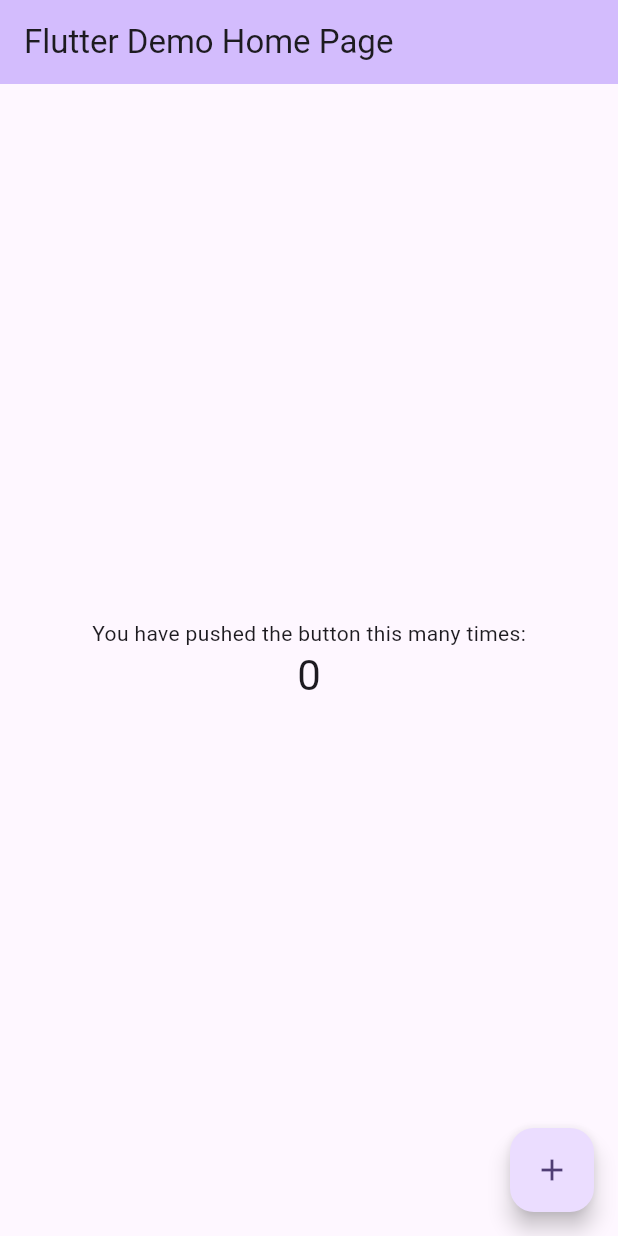
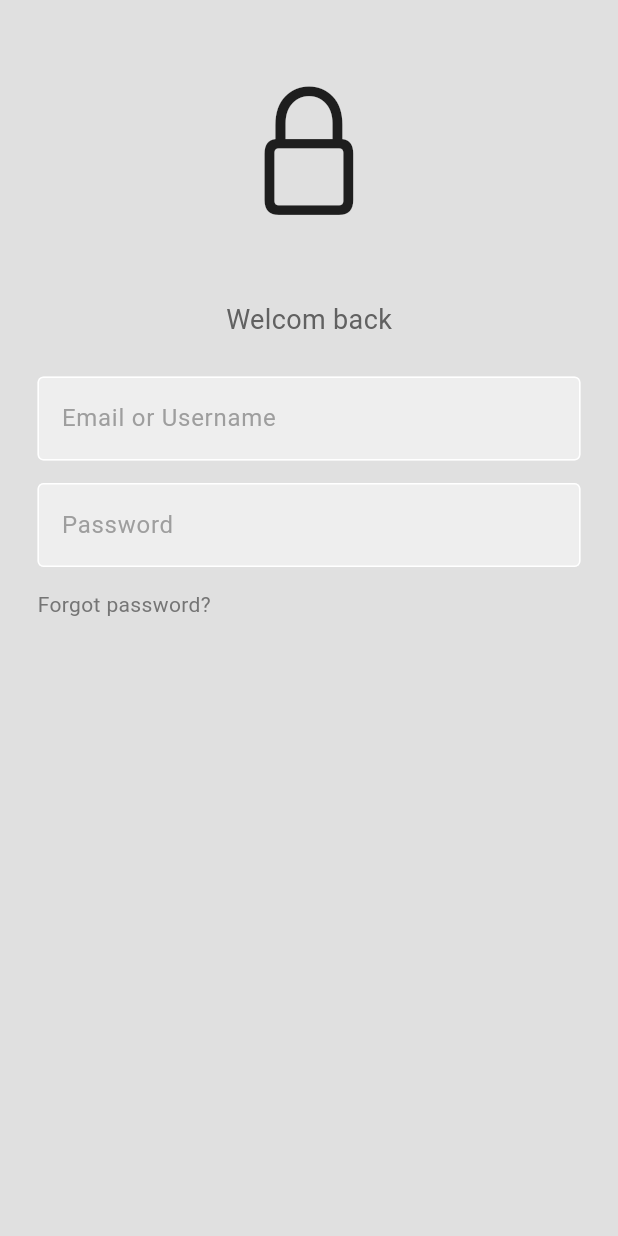
Before and after one commit to SamiDev016/authentification-flutter-, a Flutter app: the screen it shows after launch, on a phone screen of 412 x 824 dp. Run offline on Flutter 3.47's test engine with Material 3 defaults, Android fonts, the phone set to English and light mode, and no system bars.

Commit message:
almost in login page

```diff
--- /dev/null
+++ b/lib/components/my_button.dart
@@ -0,0 +1,10 @@
+import 'package:flutter/material.dart';
+
+class MyButton extends StatelessWidget {
+  const MyButton({super.key});
+
+  @override
+  Widget build(BuildContext context) {
+    return const Placeholder();
+  }
+}
--- /dev/null
+++ b/lib/components/my_text_field.dart
@@ -0,0 +1,31 @@
+import 'package:flutter/material.dart';
+
+class MyTextField extends StatelessWidget {
+  const MyTextField({super.key, required this.hintText, required this.isPassword, required this.controller});
+  final String hintText;
+  final bool isPassword;
+  final TextEditingController controller;
+
+  @override
+  Widget build(BuildContext context) {
+    return Padding(
+                padding: const EdgeInsets.symmetric(horizontal: 25),
+                child: TextField(
+                  controller: controller,
+                  obscureText: isPassword ? true : false,
+                  decoration: InputDecoration(
+                    enabledBorder: const OutlineInputBorder(
+                      borderSide: BorderSide(color: Colors.white)
+                    ),
+                    focusedBorder: OutlineInputBorder(
+                      borderSide: BorderSide(color: Colors.grey.shade400)
+                    ),
+                    fillColor: Colors.grey.shade200,
+                    filled: true,
+                    hintText: hintText,
+                    hintStyle: TextStyle(color: Colors.grey[500]),
+                  ),
+                ),
+              );
+  }
+}
--- a/lib/main.dart
+++ b/lib/main.dart
@@ -1,3 +1,6 @@
+import 'package:authentification_design/pages/login_page.dart';
+import 'package:authentification_design/theme/dark_mode.dart';
+import 'package:authentification_design/theme/light_mode.dart';
 import 'package:flutter/material.dart';
 
 void main() {
@@ -11,115 +14,10 @@
   @override
   Widget build(BuildContext context) {
     return MaterialApp(
-      title: 'Flutter Demo',
-      theme: ThemeData(
-        // This is the theme of your application.
-        //
-        // TRY THIS: Try running your application with "flutter run". You'll see
-        // the application has a purple toolbar. Then, without quitting the app,
-        // try changing the seedColor in the colorScheme below to Colors.green
-        // and then invoke "hot reload" (save your changes or press the "hot
-        // reload" button in a Flutter-supported IDE, or press "r" if you used
-        // the command line to start the app).
-        //
-        // Notice that the counter didn't reset back to zero; the application
-        // state is not lost during the reload. To reset the state, use hot
-        // restart instead.
-        //
-        // This works for code too, not just values: Most code changes can be
-        // tested with just a hot reload.
-        colorScheme: ColorScheme.fromSeed(seedColor: Colors.deepPurple),
-        useMaterial3: true,
-      ),
-      home: const MyHomePage(title: 'Flutter Demo Home Page'),
+      theme: lightMode,
+      darkTheme: darkMode,
+      debugShowCheckedModeBanner: false,
+      home: LoginPage()
     );
   }
 }
-
-class MyHomePage extends StatefulWidget {
-  const MyHomePage({super.key, required this.title});
-
-  // This widget is the home page of your application. It is stateful, meaning
-  // that it has a State object (defined below) that contains fields that affect
-  // how it looks.
-
-  // This class is the configuration for the state. It holds the values (in this
-  // case the title) provided by the parent (in this case the App widget) and
-  // used by the build method of the State. Fields in a Widget subclass are
-  // always marked "final".
-
-  final String title;
-
-  @override
-  State<MyHomePage> createState() => _MyHomePageState();
-}
-
-class _MyHomePageState extends State<MyHomePage> {
-  int _counter = 0;
-
-  void _incrementCounter() {
-    setState(() {
-      // This call to setState tells the Flutter framework that something has
-      // changed in this State, which causes it to rerun the build method below
-      // so that the display can reflect the updated values. If we changed
-      // _counter without calling setState(), then the build method would not be
-      // called again, and so nothing would appear to happen.
-      _counter++;
-    });
-  }
-
-  @override
-  Widget build(BuildContext context) {
-    // This method is rerun every time setState is called, for instance as done
-    // by the _incrementCounter method above.
-    //
-    // The Flutter framework has been optimized to make rerunning build methods
-    // fast, so that you can just rebuild anything that needs updating rather
-    // than having to individually change instances of widgets.
-    return Scaffold(
-      appBar: AppBar(
-        // TRY THIS: Try changing the color here to a specific color (to
-        // Colors.amber, perhaps?) and trigger a hot reload to see the AppBar
-        // change color while the other colors stay the same.
-        backgroundColor: Theme.of(context).colorScheme.inversePrimary,
-        // Here we take the value from the MyHomePage object that was created by
-        // the App.build method, and use it to set our appbar title.
-        title: Text(widget.title),
-      ),
-      body: Center(
-        // Center is a layout widget. It takes a single child and positions it
-        // in the middle of the parent.
-        child: Column(
-          // Column is also a layout widget. It takes a list of children and
-          // arranges them vertically. By default, it sizes itself to fit its
-          // children horizontally, and tries to be as tall as its parent.
-          //
-          // Column has various properties to control how it sizes itself and
-          // how it positions its children. Here we use mainAxisAlignment to
-          // center the children vertically; the main axis here is the vertical
-          // axis because Columns are vertical (the cross axis would be
-          // horizontal).
-          //
-          // TRY THIS: Invoke "debug painting" (choose the "Toggle Debug Paint"
-          // action in the IDE, or press "p" in the console), to see the
-          // wireframe for each widget.
-          mainAxisAlignment: MainAxisAlignment.center,
-          children: <Widget>[
-            const Text(
-              'You have pushed the button this many times:',
-            ),
-            Text(
-              '$_counter',
-              style: Theme.of(context).textTheme.headlineMedium,
-            ),
-          ],
-        ),
-      ),
-      floatingActionButton: FloatingActionButton(
-        onPressed: _incrementCounter,
-        tooltip: 'Increment',
-        child: const Icon(Icons.add),
-      ), // This trailing comma makes auto-formatting nicer for build methods.
-    );
-  }
-}
--- /dev/null
+++ b/lib/pages/login_page.dart
@@ -0,0 +1,78 @@
+import 'package:authentification_design/components/my_text_field.dart';
+import 'package:flutter/cupertino.dart';
+import 'package:flutter/material.dart';
+
+class LoginPage extends StatelessWidget {
+  LoginPage({super.key});
+  final TextEditingController _emailController = TextEditingController();
+  final TextEditingController _passwordController = TextEditingController();
+
+  @override
+  Widget build(BuildContext context) {
+    return Scaffold(
+      backgroundColor: Theme.of(context).colorScheme.background,
+      body: SafeArea(
+        child: Center(
+          child: Column(
+            children: [
+              const SizedBox(
+                height: 50,
+              ),
+              const Icon(
+                CupertinoIcons.lock,
+                size: 100,
+              ),
+              const SizedBox(
+                height: 50,
+              ),
+              Text(
+                "Welcom back",
+                style: TextStyle(fontSize: 18, color: Colors.grey[700]),
+              ),
+              const SizedBox(
+                height: 25,
+              ),
+              MyTextField(
+                hintText: "Email or Username",
+                isPassword: false,
+                controller: _emailController,
+              ),
+              const SizedBox(
+                height: 15,
+              ),
+              MyTextField(
+                hintText: "Password",
+                isPassword: true,
+                controller: _passwordController,
+              ),
+
+              const SizedBox(
+                height: 15,
+              ),
+
+              Padding(
+                padding: const EdgeInsets.symmetric(horizontal: 25),
+                child: Row(
+                  children: [
+                    Text(
+                      "Forgot password?",
+                      style: TextStyle(
+                        color: Colors.grey[600],
+                      ),
+                    ),
+                  ],
+                ),
+              ),
+
+              const SizedBox(
+                height: 25,
+              ),
+
+
+            ],
+          ),
+        ),
+      ),
+    );
+  }
+}
--- /dev/null
+++ b/lib/theme/dark_mode.dart
@@ -0,0 +1,10 @@
+import 'package:flutter/material.dart';
+
+ThemeData darkMode = ThemeData(
+  colorScheme: ColorScheme.dark(
+    background: Colors.greenAccent.shade700,
+    primary: Colors.greenAccent.shade400,
+    secondary: Colors.greenAccent.shade200,
+    inversePrimary: Colors.greenAccent.shade100
+  )
+);
--- /dev/null
+++ b/lib/theme/light_mode.dart
@@ -0,0 +1,10 @@
+import 'package:flutter/material.dart';
+
+ThemeData lightMode = ThemeData(
+  colorScheme: ColorScheme.light(
+    background: Colors.grey.shade300,
+    primary: Colors.greenAccent.shade200,
+    secondary: Colors.greenAccent.shade400,
+    inversePrimary: Colors.greenAccent.shade700
+  )
+);
```
